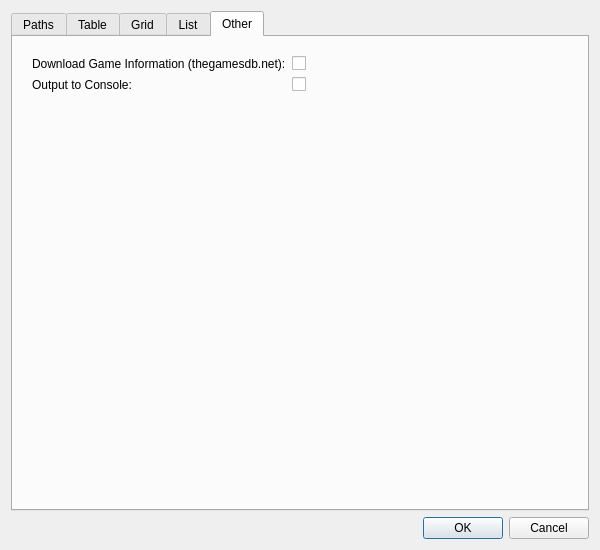
Above: src/settingsdialog.ui from dh4/cen64-qt before the change. Below: the same form after it.
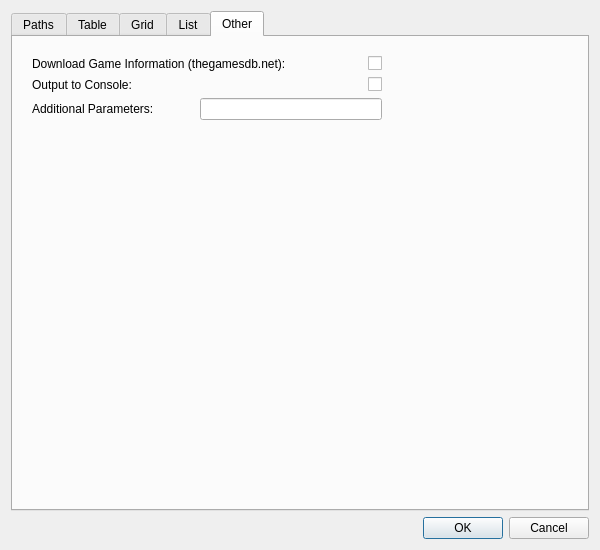
That is the form after the change. The open tabs and pages were chosen to show the change.

Commit message: Add N64DD support and addition parameters setting.

Patch:
```diff
--- a/src/settingsdialog.ui
+++ b/src/settingsdialog.ui
@@ -880,21 +880,27 @@
       </attribute>
       <layout class="QGridLayout" name="gridLayout">
        <item row="0" column="0">
-        <layout class="QGridLayout" name="otherLayout" columnminimumwidth="120,0">
+        <layout class="QGridLayout" name="otherLayout">
          <property name="leftMargin">
           <number>10</number>
          </property>
          <property name="topMargin">
           <number>10</number>
          </property>
-         <item row="1" column="0">
-          <widget class="QLabel" name="outputLabel">
+         <item row="2" column="0">
+          <widget class="QLabel" name="parametersLabel">
+           <property name="minimumSize">
+            <size>
+             <width>150</width>
+             <height>0</height>
+            </size>
+           </property>
            <property name="text">
-            <string>Output to Console:</string>
+            <string>Additional Parameters:</string>
            </property>
           </widget>
          </item>
-         <item row="1" column="1">
+         <item row="1" column="2">
           <widget class="QCheckBox" name="outputOption">
            <property name="toolTip">
             <string extracomment="If checked, CEN64's output will be redirected to CEN64-Qt so you can view the VI/s or debug information."/>
@@ -904,14 +910,7 @@
            </property>
           </widget>
          </item>
-         <item row="0" column="0">
-          <widget class="QLabel" name="downloadLabel">
-           <property name="text">
-            <string>Download Game Information (thegamesdb.net):</string>
-           </property>
-          </widget>
-         </item>
-         <item row="0" column="1">
+         <item row="0" column="2">
           <widget class="QCheckBox" name="downloadOption">
            <property name="toolTip">
             <string>Requires catalog file</string>
@@ -921,6 +920,33 @@
            </property>
           </widget>
          </item>
+         <item row="0" column="0" colspan="2">
+          <widget class="QLabel" name="downloadLabel">
+           <property name="minimumSize">
+            <size>
+             <width>330</width>
+             <height>0</height>
+            </size>
+           </property>
+           <property name="text">
+            <string>Download Game Information (thegamesdb.net):</string>
+           </property>
+          </widget>
+         </item>
+         <item row="1" column="0" colspan="2">
+          <widget class="QLabel" name="outputLabel">
+           <property name="text">
+            <string>Output to Console:</string>
+           </property>
+          </widget>
+         </item>
+         <item row="2" column="1" colspan="2">
+          <widget class="QLineEdit" name="parametersLine">
+           <property name="toolTip">
+            <string>Use to pass additional parameters to CEN64</string>
+           </property>
+          </widget>
+         </item>
         </layout>
        </item>
        <item row="1" column="0">
```
Left out of the diff: 35 changed lines with no effect on the pictures. The commit also changes 6 other files.
